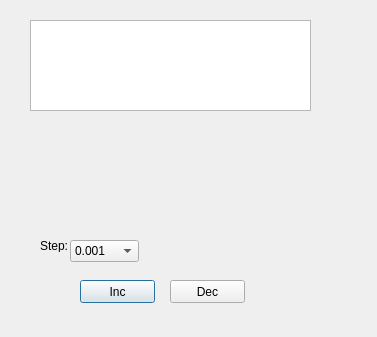
Before: the Qt Designer form fixparameterdialog.ui in WangHongshuo/wechat_jump_game-Qt-opencv, drawn with Qt 5.
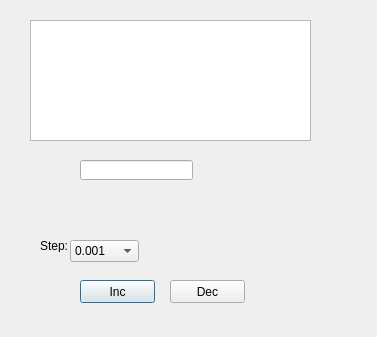
After: the same form once the commit is applied.

Diff of the .ui file:
```diff
--- a/fixparameterdialog.ui
+++ b/fixparameterdialog.ui
@@ -83,7 +83,7 @@
      <x>30</x>
      <y>20</y>
      <width>281</width>
-     <height>91</height>
+     <height>121</height>
     </rect>
    </property>
    <property name="verticalScrollBarPolicy">
@@ -123,6 +123,19 @@
     <bool>false</bool>
    </attribute>
   </widget>
+  <widget class="QLineEdit" name="lineEditAdjustInfo">
+   <property name="geometry">
+    <rect>
+     <x>80</x>
+     <y>160</y>
+     <width>113</width>
+     <height>20</height>
+    </rect>
+   </property>
+   <property name="readOnly">
+    <bool>true</bool>
+   </property>
+  </widget>
  </widget>
  <resources/>
  <connections/>
```
